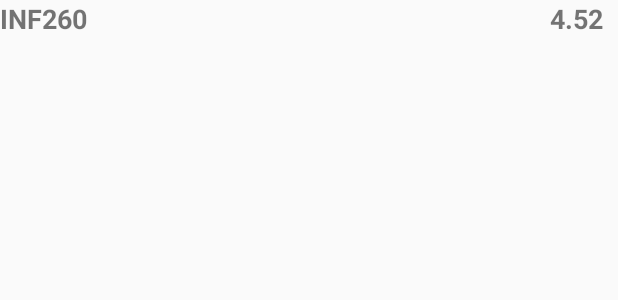
After one commit to AlexanderWyss/SephirMobile, an Android app: the layout averagesubjectmarks_table_layout.xml on its own in the app's theme, with its tools: preview values and no code run, on a phone screen of 412 x 824 dp. The commit adds this screen. Shown: the top 300 px of the screen. Run offline under Robolectric (Android 15) with nearby library versions, the phone set to English and light mode, and no system bars; network calls fail.

Commit message:
average marks

```diff
--- a/app/src/main/java/application/sephirmobile/sephirinterface/getters/AverageSubjectMarkGetter.java
+++ b/app/src/main/java/application/sephirmobile/sephirinterface/getters/AverageSubjectMarkGetter.java
@@ -35,7 +35,9 @@ public class AverageSubjectMarkGetter extends Getter {
     Map<String, String> getMap = new HashMap<>();
     getMap.put("act", "kdet");
     String html = getSephirInterface().get(URL, getMap);
-    return parse(html);
+    AverageSubjectMarks parse = parse(html);
+    parse.setSchoolClass(schoolClass);
+    return parse;
   }
 
   // TODO Rewrite disgusting Code
--- /dev/null
+++ b/app/src/main/res/layout/averagesubjectmarks_table_layout.xml
@@ -0,0 +1,52 @@
+<?xml version="1.0" encoding="utf-8"?>
+<LinearLayout xmlns:android="http://schemas.android.com/apk/res/android"
+    xmlns:app="http://schemas.android.com/apk/res-auto"
+    android:layout_width="match_parent"
+    android:layout_height="match_parent"
+    android:orientation="vertical">
+
+    <LinearLayout
+        android:layout_width="match_parent"
+        android:layout_height="wrap_content"
+        android:layout_weight="0">
+
+        <TextView
+            android:id="@+id/schoolclass"
+            android:layout_width="match_parent"
+            android:layout_height="wrap_content"
+            android:layout_weight="1"
+            android:text="INF260"
+            android:textSize="18sp"
+            android:textStyle="bold" />
+
+        <TextView
+            android:id="@+id/mark"
+            android:layout_width="45sp"
+            android:layout_height="wrap_content"
+            android:layout_weight="0"
+            android:text="4.52"
+            android:textSize="18sp"
+            android:textStyle="bold" />
+
+    </LinearLayout>
+
+    <FrameLayout
+        android:id="@+id/columns"
+        android:layout_width="match_parent"
+        android:layout_height="wrap_content"
+        android:layout_weight="0"
+        android:background="@android:color/darker_gray">
+
+    </FrameLayout>
+
+    <LinearLayout
+        android:id="@+id/rows"
+        android:layout_width="match_parent"
+        android:layout_height="match_parent"
+        android:layout_weight="0"
+        android:divider="@android:color/darker_gray"
+        android:dividerPadding="1dp"
+        android:orientation="vertical"></LinearLayout>
+
+
+</LinearLayout>
--- a/app/src/main/res/menu/navigation_drawer.xml
+++ b/app/src/main/res/menu/navigation_drawer.xml
@@ -11,6 +11,9 @@
             android:id="@+id/nav_futureTests"
             android:title="@string/AngekuendigtePruefungen" />
         <item
+            android:id="@+id/nav_averageMarks"
+            android:title="Noten Übersicht" />
+        <item
             android:id="@+id/nav_logout"
             android:title="@string/Einstellungen" />
     </group>
```
Also changed, not shown: app/src/main/java/application/sephirmobile/AverageSubjectMarksAdapter.java (added, +95 -0 lines), app/src/main/java/application/sephirmobile/MainActivity.java (+30 -1 lines), app/src/main/java/application/sephirmobile/SchoolTestAdapter.java (+3 -5 lines), app/src/main/java/application/sephirmobile/sephirinterface/entitys/AverageSubjectMarks.java (+28 -33 lines), app/src/main/res/layout/averagesubjectmark_table_layout.xml (added, +36 -0 lines).
